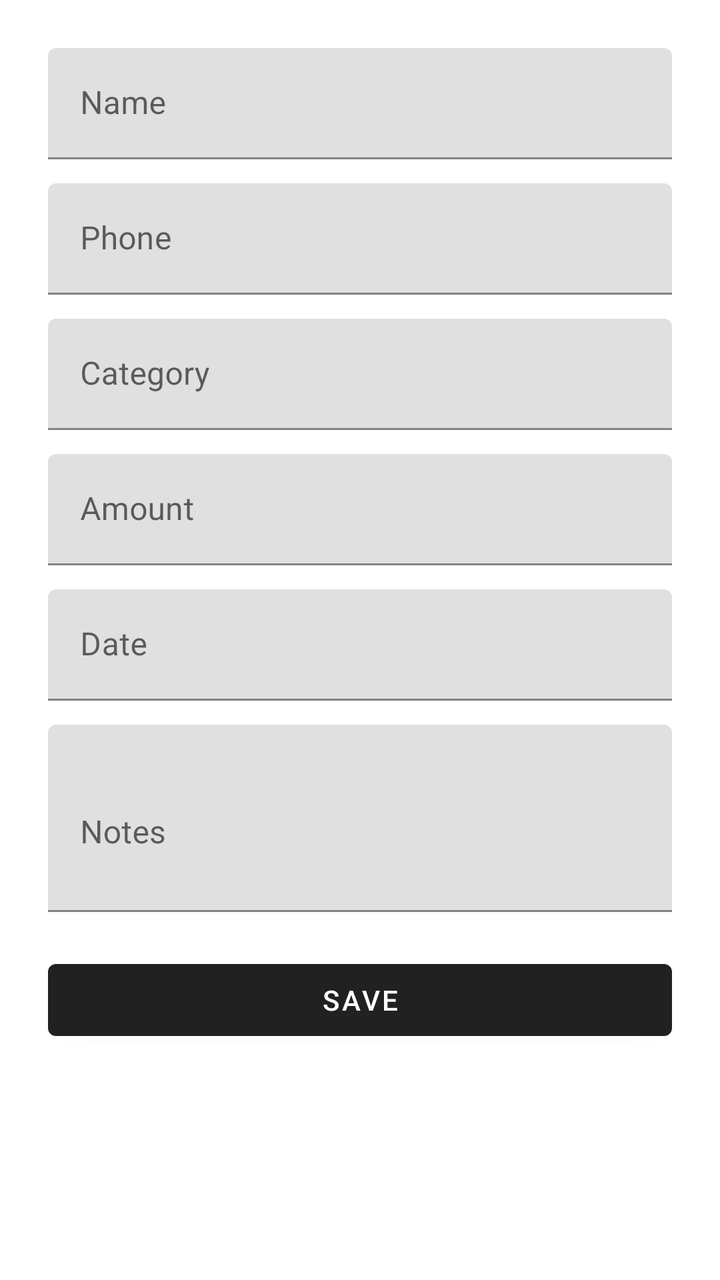
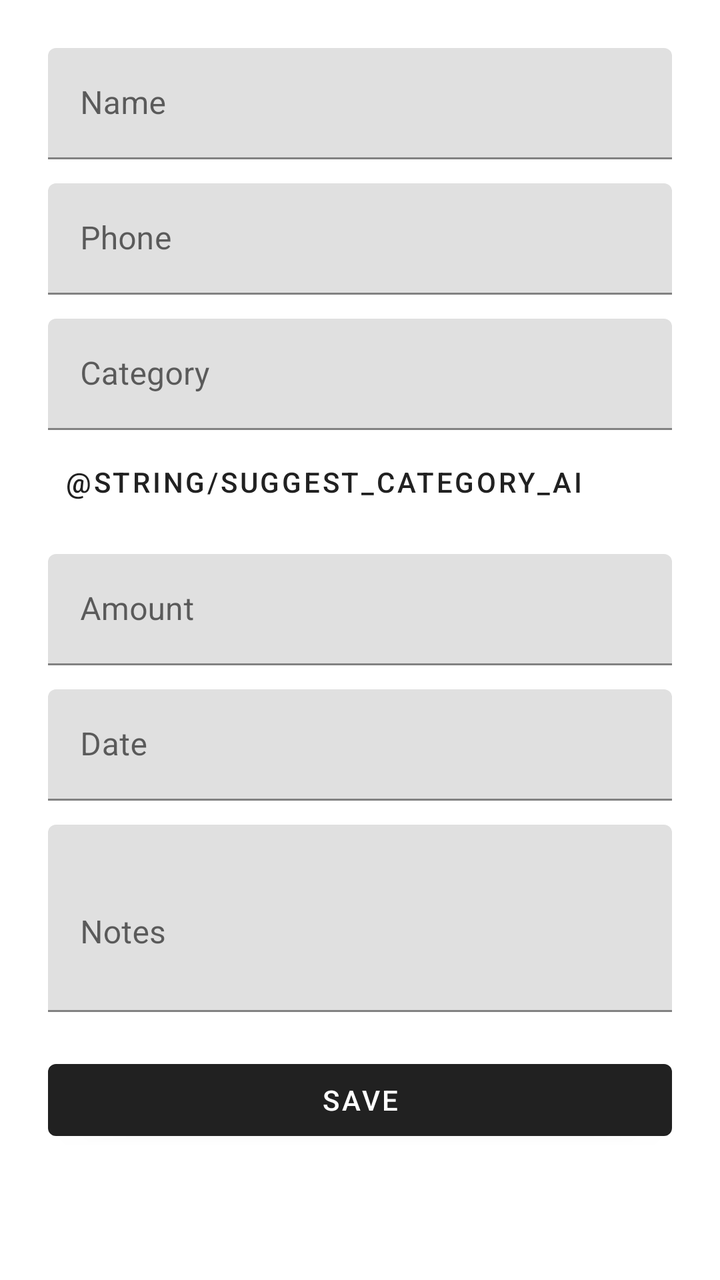

An Android layout rendered at two revisions. The XML below is the earlier revision; the diff shows what the commit changed to produce the second picture.
<!-- AndroidManifest.xml: application theme Theme.DataDash -->
<!-- res/layout/activity_add_entry.xml -->
<?xml version="1.0" encoding="utf-8"?>
<ScrollView xmlns:android="http://schemas.android.com/apk/res/android"
    android:layout_width="match_parent"
    android:layout_height="match_parent">

    <LinearLayout
        android:layout_width="match_parent"
        android:layout_height="wrap_content"
        android:orientation="vertical"
        android:padding="24dp">

        <com.google.android.material.textfield.TextInputLayout
            android:layout_width="match_parent"
            android:layout_height="wrap_content"
            android:hint="@string/name">
            <com.google.android.material.textfield.TextInputEditText
                android:id="@+id/inputName"
                android:layout_width="match_parent"
                android:layout_height="wrap_content" />
        </com.google.android.material.textfield.TextInputLayout>

        <com.google.android.material.textfield.TextInputLayout
            android:layout_width="match_parent"
            android:layout_height="wrap_content"
            android:layout_marginTop="12dp"
            android:hint="@string/phone">
            <com.google.android.material.textfield.TextInputEditText
                android:id="@+id/inputPhone"
                android:layout_width="match_parent"
                android:layout_height="wrap_content"
                android:inputType="phone" />
        </com.google.android.material.textfield.TextInputLayout>

        <com.google.android.material.textfield.TextInputLayout
            android:layout_width="match_parent"
            android:layout_height="wrap_content"
            android:layout_marginTop="12dp"
            android:hint="@string/category">
            <com.google.android.material.textfield.TextInputEditText
                android:id="@+id/inputCategory"
                android:layout_width="match_parent"
                android:layout_height="wrap_content" />
        </com.google.android.material.textfield.TextInputLayout>

        <com.google.android.material.textfield.TextInputLayout
            android:layout_width="match_parent"
            android:layout_height="wrap_content"
            android:layout_marginTop="12dp"
            android:hint="@string/amount">
            <com.google.android.material.textfield.TextInputEditText
                android:id="@+id/inputAmount"
                android:layout_width="match_parent"
                android:layout_height="wrap_content"
                android:inputType="numberDecimal" />
        </com.google.android.material.textfield.TextInputLayout>

        <com.google.android.material.textfield.TextInputLayout
            android:layout_width="match_parent"
            android:layout_height="wrap_content"
            android:layout_marginTop="12dp"
            android:hint="@string/date">
            <com.google.android.material.textfield.TextInputEditText
                android:id="@+id/inputDate"
                android:layout_width="match_parent"
                android:layout_height="wrap_content" />
        </com.google.android.material.textfield.TextInputLayout>

        <com.google.android.material.textfield.TextInputLayout
            android:layout_width="match_parent"
            android:layout_height="wrap_content"
            android:layout_marginTop="12dp"
            android:hint="@string/notes">
            <com.google.android.material.textfield.TextInputEditText
                android:id="@+id/inputNotes"
                android:layout_width="match_parent"
                android:layout_height="wrap_content"
                android:minLines="3" />
        </com.google.android.material.textfield.TextInputLayout>

        <com.google.android.material.button.MaterialButton
            android:id="@+id/buttonSave"
            android:layout_width="match_parent"
            android:layout_height="wrap_content"
            android:layout_marginTop="20dp"
            android:text="@string/save" />

    </LinearLayout>
</ScrollView>
<!-- resources referenced by this layout -->
<resources>
  <string name="amount">Amount</string>
  <string name="category">Category</string>
  <string name="date">Date</string>
  <string name="name">Name</string>
  <string name="notes">Notes</string>
  <string name="phone">Phone</string>
  <string name="save">Save</string>
  <style name="Theme.DataDash" parent="Theme.MaterialComponents.DayNight.DarkActionBar">
      </style>
</resources>

<!-- the commit's change to res/layout/activity_add_entry.xml (unified diff, before → after) -->
@@ -41,6 +41,14 @@
                 android:layout_width="match_parent"
                 android:layout_height="wrap_content" />
         </com.google.android.material.textfield.TextInputLayout>
+
+        <com.google.android.material.button.MaterialButton
+            android:id="@+id/buttonSuggestCategory"
+            style="@style/Widget.MaterialComponents.Button.TextButton"
+            android:layout_width="wrap_content"
+            android:layout_height="wrap_content"
+            android:layout_marginTop="2dp"
+            android:text="@string/suggest_category_ai" />
 
         <com.google.android.material.textfield.TextInputLayout
             android:layout_width="match_parent"
